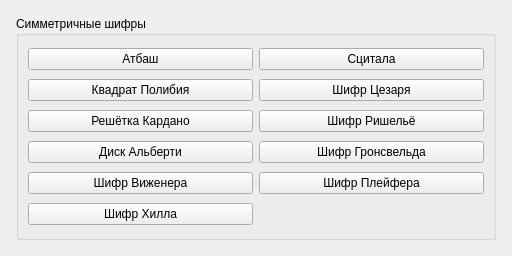
First picture: the form in gui/mainwindow.ui, repository LancerRevX/cryptography, before the edit.
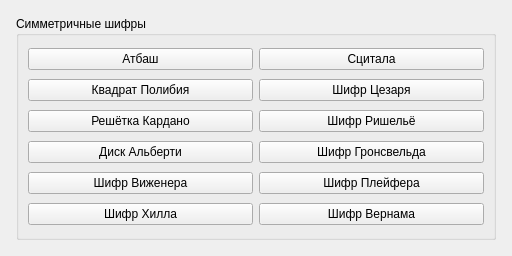
Second picture: the form after the edit.

```diff
--- a/gui/mainwindow.ui
+++ b/gui/mainwindow.ui
@@ -164,6 +164,13 @@
          </property>
         </widget>
        </item>
+       <item row="5" column="1">
+        <widget class="QPushButton" name="VernamButton">
+         <property name="text">
+          <string>Шифр Вернама</string>
+         </property>
+        </widget>
+       </item>
       </layout>
      </widget>
     </item>
```
